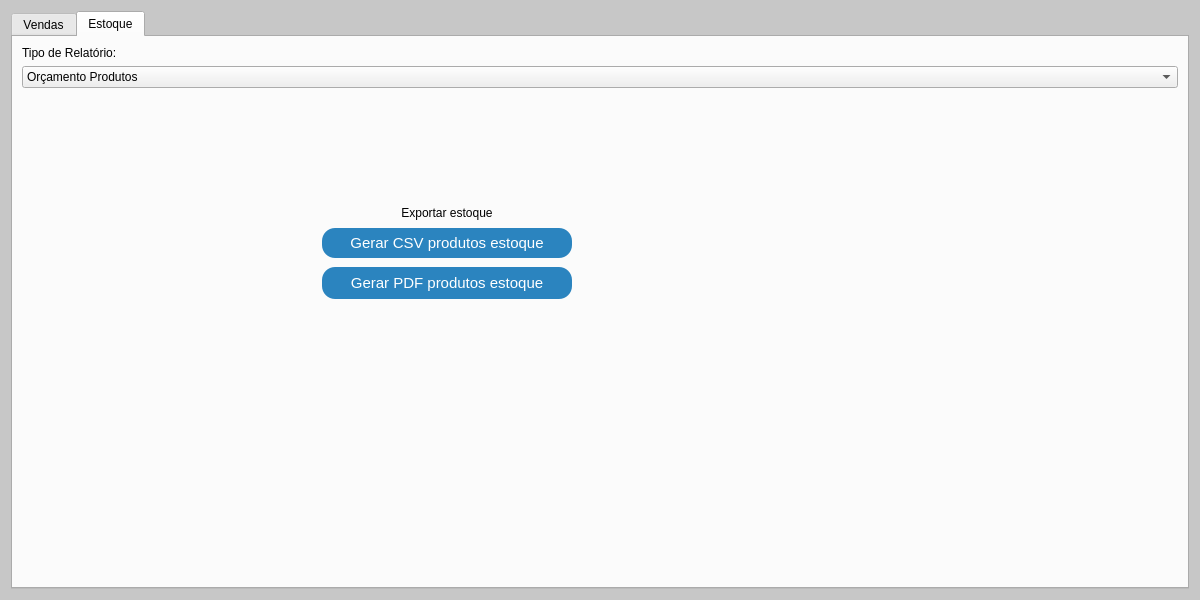
GabR36/QEstoqueLoja, file relatorios.ui: the form before one commit.
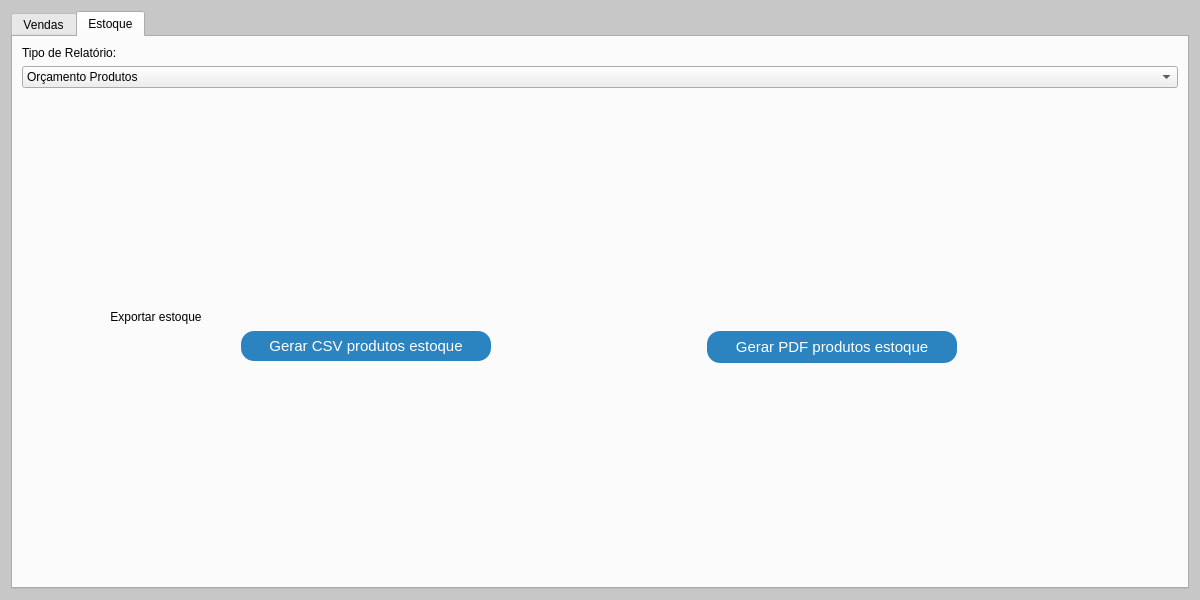
The form after the commit. The open tabs and pages were chosen to show the change.

Commit message: grafico de formas de pagamento no ano na janela relatorios

```diff
--- a/relatorios.ui
+++ b/relatorios.ui
@@ -261,15 +261,8 @@
            </property>
            <widget class="QWidget" name="page_3"/>
            <widget class="QWidget" name="page_4">
-            <widget class="QWidget" name="">
-             <property name="geometry">
-              <rect>
-               <x>300</x>
-               <y>110</y>
-               <width>252</width>
-               <height>96</height>
-              </rect>
-             </property>
+            <layout class="QVBoxLayout" name="verticalLayout_12">
+             <item>
              <layout class="QVBoxLayout" name="verticalLayout_5">
               <item>
                <widget class="QLabel" name="label">
@@ -307,6 +300,8 @@
                </widget>
               </item>
               <item>
+                <layout class="QHBoxLayout" name="horizontalLayout_3">
+                 <item>
                <widget class="QPushButton" name="Btn_CsvGen">
                 <property name="sizePolicy">
                  <sizepolicy hsizetype="Fixed" vsizetype="Fixed">
@@ -378,7 +373,10 @@
                </widget>
               </item>
              </layout>
-            </widget>
+               </item>
+              </layout>
+             </item>
+            </layout>
            </widget>
           </widget>
          </item>
```
Left out of the diff: 16 changed lines with no effect on the pictures. Lines whose indentation alone changed are shown as unchanged. The commit also changes 2 other files.
